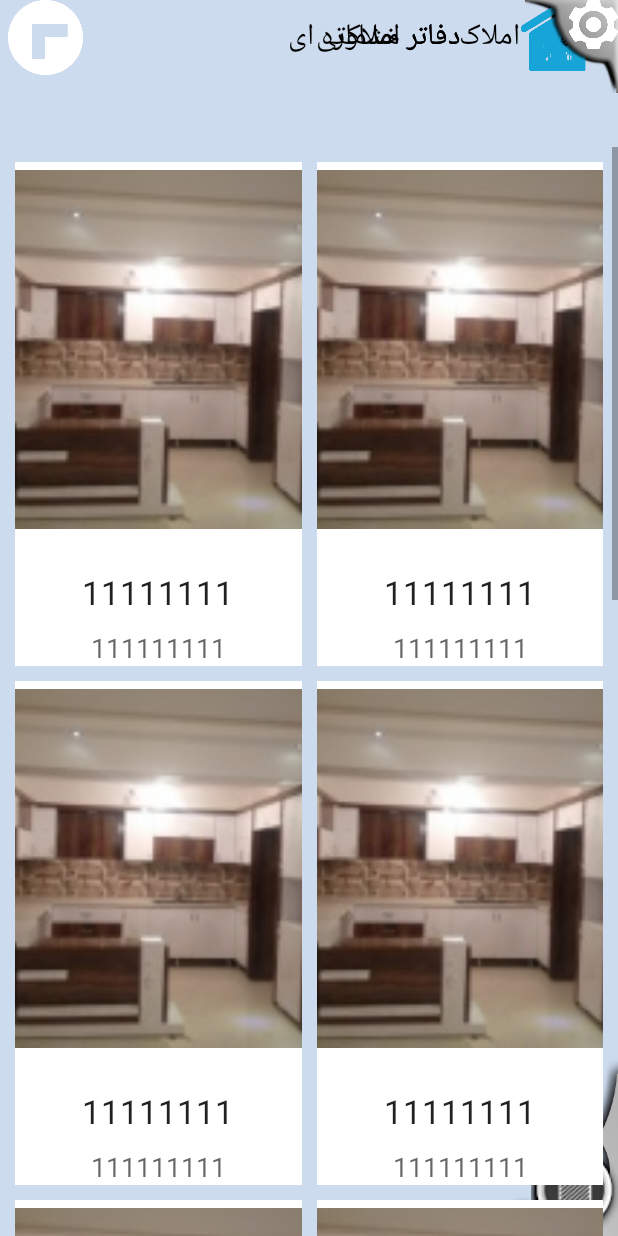
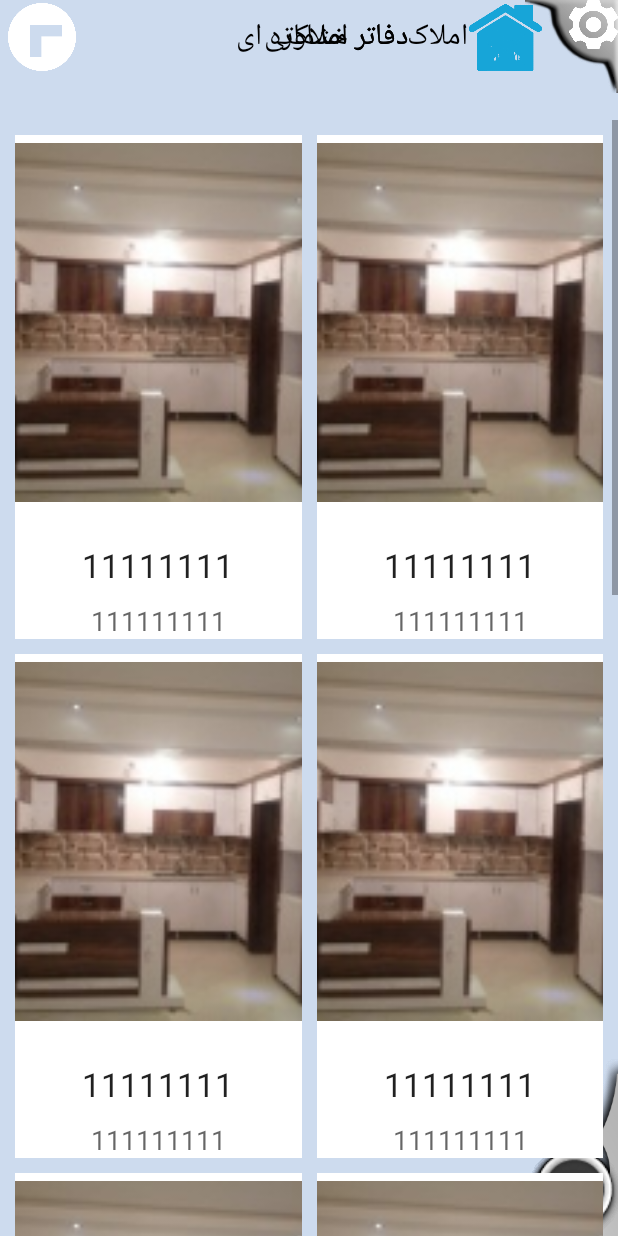
Before and after one commit to mokhtari64/kelid, an Android app: the fragment ListItemFragment placed in its activity, on a phone screen of 412 x 824 dp. Run offline under Robolectric (Android 15) with nearby library versions, the phone set to English and light mode, and no system bars; libraries missing offline, so code that uses them is left out: com.getkeepsafe.taptargetview, com.sa90.materialarcmenu; plain views replace ArcMenu; network calls fail; 6 statements that could not run were skipped.

Commit message:
add menu pic

```diff
--- a/app/src/main/res/layout/card_list_layout.xml
+++ b/app/src/main/res/layout/card_list_layout.xml
@@ -11,7 +11,8 @@
 
     <LinearLayout
         android:layout_width="match_parent"
-        android:layout_height="@dimen/node_path_height">
+        android:layout_height="wrap_content"
+        android:layout_margin="5dp">
         <TextView
             android:layout_width="match_parent"
             android:layout_height="match_parent"
@@ -22,7 +23,8 @@
     <RelativeLayout
 
         android:layout_width="match_parent"
-        android:layout_height="match_parent">
+        android:layout_height="0dp"
+        android:layout_weight="1">
 
         <android.support.v7.widget.RecyclerView
 
@@ -34,7 +36,7 @@
 
         <HorizontalScrollView
             android:layout_width="match_parent"
-            android:layout_height="@dimen/node_child_scroll"
+            android:layout_height="wrap_content"
             android:id="@+id/node_child_scroll"
             android:background="#ffe100">
 
@@ -45,16 +47,26 @@
                 android:layout_height="match_parent"></LinearLayout>
         </HorizontalScrollView>
 
-        <ImageView
-            android:layout_width="30dp"
-            android:layout_height="30dp"
-            android:id="@+id/childe_controll"
-            android:src="@drawable/done"
+        <RelativeLayout
+            android:layout_width="50dp"
+            android:layout_height="50dp"
             android:layout_below="@+id/node_child_scroll"
+            android:id="@+id/chlid_btn"
+            android:background="@drawable/h1"
             android:layout_alignParentRight="true"
-            android:layout_alignParentEnd="true"
-            android:layout_marginRight="44dp"
-            android:layout_marginEnd="44dp" />
+            android:layout_alignParentEnd="true">
+
+            <ImageView
+                android:layout_width="match_parent"
+                android:layout_height="match_parent"
+                android:id="@+id/childe_controll"
+                android:src="@drawable/done"
+                android:paddingLeft="20dp"
+                android:paddingBottom="20dp"/>
+
+        </RelativeLayout>
+
+
 
     </RelativeLayout>
 
--- a/app/src/main/res/layout/layout_title.xml
+++ b/app/src/main/res/layout/layout_title.xml
@@ -19,11 +19,11 @@
         <ImageView
             android:duplicateParentState="true"
             android:id="@+id/cl_menu"
-            android:layout_width="@dimen/defualt_spacing"
-            android:layout_height="@dimen/defualt_spacing"
+            android:layout_width="@dimen/filter_height"
+            android:layout_height="@dimen/filter_height"
             android:scaleType="fitCenter"
             android:src="@drawable/ico"
-            android:layout_margin="5dp" />
+            android:layout_marginLeft="5dp"/>
 
         <TextView
             android:duplicateParentState="true"
@@ -44,7 +44,7 @@
 
             android:scaleType="fitCenter"
             android:src="@drawable/amlak"
-            android:layout_marginRight="15dp"
+            android:layout_marginRight="50dp"
             android:layout_marginTop="15dp" />
 
 
--- a/app/src/main/res/values/dimens.xml
+++ b/app/src/main/res/values/dimens.xml
@@ -4,8 +4,8 @@
     <dimen name="activity_vertical_margin">7dp</dimen>
     <!-- Default screen margins, per the Android Design guidelines. -->
     <dimen name="nav_header_vertical_spacing">16dp</dimen>
-    <dimen name="node_path_height">48dp</dimen>
-    <dimen name="node_child_scroll">100dp</dimen>
+    <dimen name="node_path_height">40dp</dimen>
+    <dimen name="node_child_scroll">50dp</dimen>
 
     <dimen name="defualt_spacing">50dp</dimen>
     <dimen name="defualt_addmenu">30dp</dimen>
```
Also changed, not shown: app/src/main/java/ir/mehdi/kelid/ui/fragment/ListItemFragment.java (+27 -3 lines), app/src/main/res/drawable/b1.png (added), app/src/main/res/drawable/h1.png (added).
